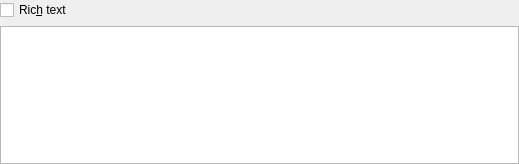
Above: incidenceeditors/incidenceeditor-ng/incidencedescription.ui from chusopr/kdepim-ktimetracker-akonadi before the change. Below: the same form after it.
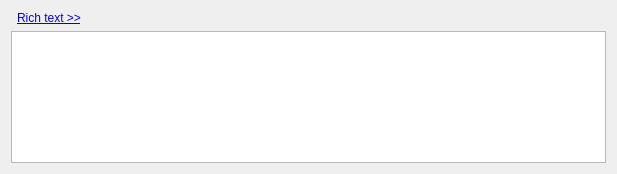
That is the form after the change. Custom widgets are drawn as their Qt base class.

What changed in the file:
```diff
--- a/incidenceeditors/incidenceeditor-ng/incidencedescription.ui
+++ b/incidenceeditors/incidenceeditor-ng/incidencedescription.ui
@@ -6,18 +6,18 @@
    <rect>
     <x>0</x>
     <y>0</y>
-    <width>519</width>
-    <height>164</height>
+    <width>617</width>
+    <height>174</height>
    </rect>
   </property>
   <layout class="QGridLayout" name="gridLayout">
-   <property name="margin">
-    <number>0</number>
-   </property>
    <item row="0" column="0">
-    <widget class="QCheckBox" name="mRichTextCheck">
+    <widget class="QWidget" name="mEditToolBarPlaceHolder" native="true"/>
+   </item>
+   <item row="0" column="1">
+    <widget class="QLabel" name="mRichTextLabel">
      <property name="sizePolicy">
-      <sizepolicy hsizetype="Fixed" vsizetype="Fixed">
+      <sizepolicy hsizetype="MinimumExpanding" vsizetype="Preferred">
        <horstretch>0</horstretch>
        <verstretch>0</verstretch>
       </sizepolicy>
@@ -26,13 +26,13 @@
       <string extracomment="@info:whatsthis">Select this option if you would like to enter rich text into the description field of this event or to-do.</string>
      </property>
      <property name="text">
-      <string extracomment="@option:check">Ric&amp;h text</string>
+      <string>&lt;a href=\&quot;hide\&quot;&gt;&lt;font color='blue'&gt;Rich text &amp;gt;&amp;gt;&lt;/font&gt;&lt;/a&gt;</string>
+     </property>
+     <property name="textFormat">
+      <enum>Qt::RichText</enum>
      </property>
     </widget>
    </item>
-   <item row="0" column="1">
-    <widget class="QWidget" name="mEditToolBarPlaceHolder" native="true"/>
-   </item>
    <item row="1" column="0" colspan="2">
     <widget class="KRichTextWidget" name="mDescriptionEdit">
      <property name="toolTip">
```
Left out of the diff: 3 changed lines with no effect on the pictures.
